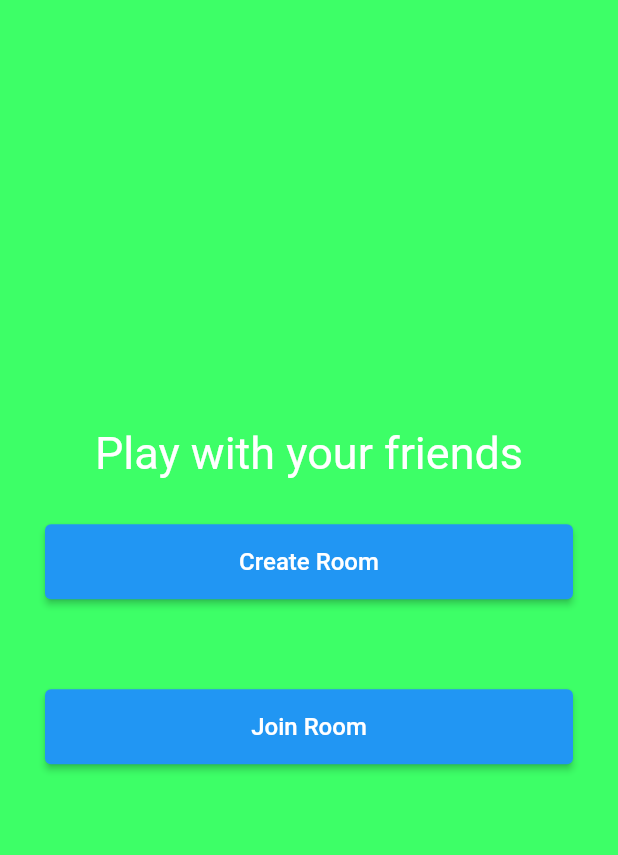
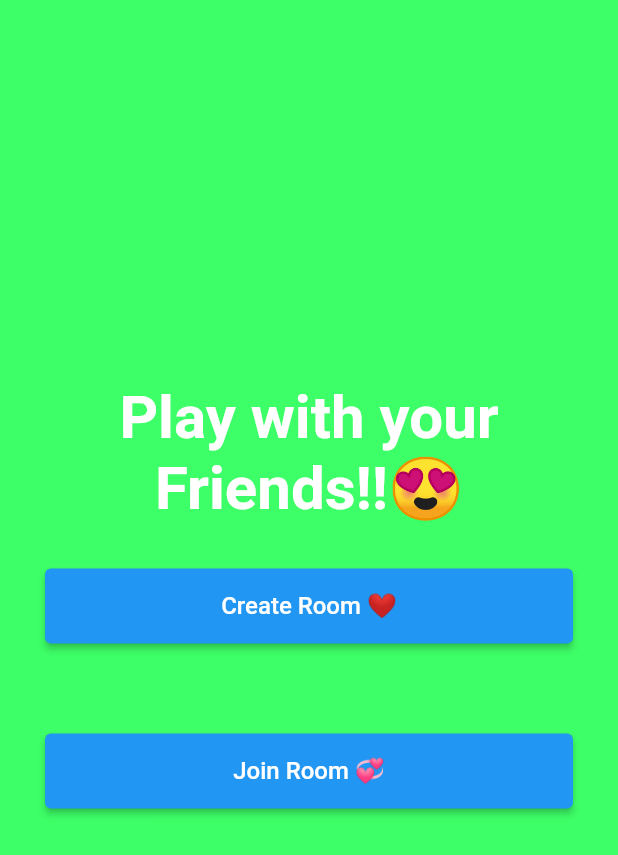
Before and after one commit to suriyarichard/muiltplay, a Flutter app: the MainMenuScreen screen opened by its route, on a phone screen of 412 x 824 dp. Shown: the top 855 px of the screen. Run offline on Flutter 3.47's test engine with Material 2 defaults, Android fonts, the phone set to English and light mode, and no system bars; our stand-ins replace google_fonts, google_mobile_ads, lottie, socket_io_client; network calls fail.

Commit message:
ui update

```diff
--- a/lib/screens/homescreen.dart
+++ b/lib/screens/homescreen.dart
@@ -310,7 +310,7 @@ class _HomeScreenState extends State<HomeScreen> {
                       child: gameCard(
                         icon:
                             'https://assets3.lottiefiles.com/packages/lf20_dV7MKGn5cY.json',
-                        title: 'Loading!!...',
+                        title: 'Muilt player',
                         color: Colors.white,
                         fontColor: Colors.grey,
                       ),
--- a/lib/screens/muiltplayer/main_menu_screen.dart
+++ b/lib/screens/muiltplayer/main_menu_screen.dart
@@ -3,6 +3,7 @@ import 'package:muiltplay/responsive/responsive.dart';
 import 'package:muiltplay/screens/muiltplayer/create_room_screen.dart';
 import 'package:muiltplay/screens/muiltplayer/join_room_screen.dart';
 import 'package:muiltplay/widgets/custom_button.dart';
+import 'package:muiltplay/widgets/custom_text.dart';
 
 class MainMenuScreen extends StatelessWidget {
   static String routeName = '/main-menu';
@@ -23,16 +24,20 @@ class MainMenuScreen extends StatelessWidget {
         child: Column(
           mainAxisAlignment: MainAxisAlignment.center,
           children: [
-            Text(
-              "Play with your friends",
-              style: TextStyle(fontSize: 30),
+            const CustomText(
+              text: 'Play with your',
+              fontSize: 40,
+            ),
+            const CustomText(
+              text: 'Friends!!😍',
+              fontSize: 40,
             ),
 
             Padding(
               padding: const EdgeInsets.all(30.0),
               child: CustomButton(
                 onTap: () => createRoom(context),
-                text: 'Create Room',
+                text: 'Create Room ❤️',
               ),
             ),
             // const SizedBox(height: 20),
@@ -40,7 +45,7 @@ class MainMenuScreen extends StatelessWidget {
               padding: const EdgeInsets.all(30.0),
               child: CustomButton(
                 onTap: () => joinRoom(context),
-                text: 'Join Room',
+                text: 'Join Room 💞',
               ),
             ),
           ],
```
Also changed, not shown: lib/screens/allGames.dart (+11 -6 lines), lib/views/scoreboard.dart (+4 -4 lines), lib/views/tictactoe_board.dart (+18 -9 lines).
